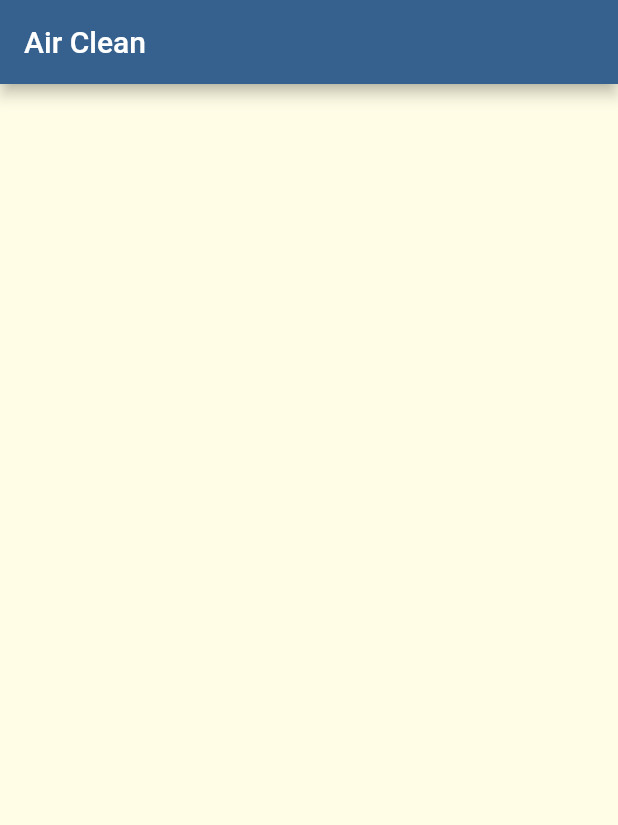
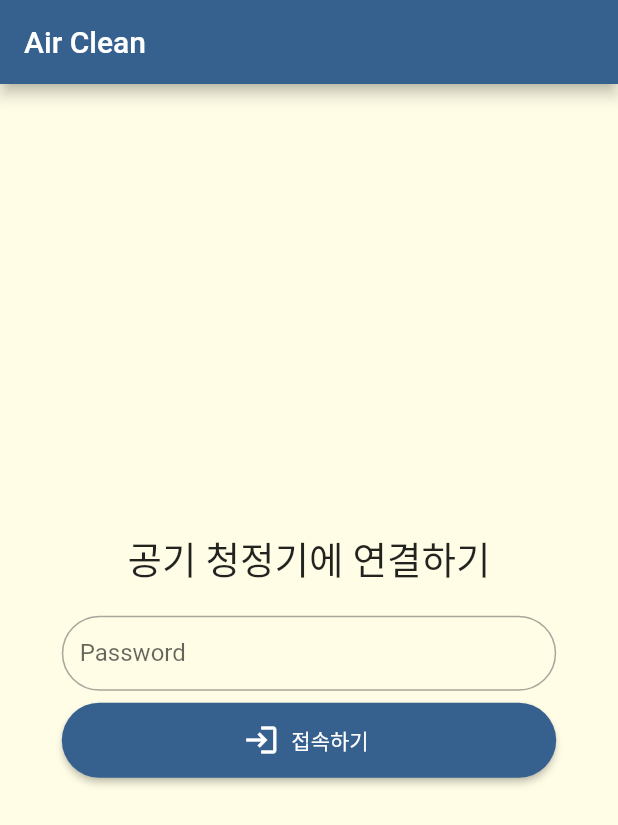
Before and after one commit to Potato-Y/airclean_client, a Flutter app: the screen it shows after launch, on a phone screen of 412 x 824 dp. Shown: the top 825 px of the screen. Run offline on Flutter 3.47's test engine with Material 2 defaults, Android fonts, the phone set to English and light mode, and no system bars; our stand-ins replace fluttertoast, hive_flutter; accounts and stored records are empty.

Commit message:
암호를 통해 서버 접속 확인

```diff
--- a/lib/main.dart
+++ b/lib/main.dart
@@ -1,7 +1,9 @@
+import 'package:airclean_client/model/state/server_info.dart';
 import 'package:airclean_client/screen/home_screen.dart';
 import 'package:flutter/material.dart';
 import 'package:flutter/services.dart';
 import 'package:hive_flutter/adapters.dart';
+import 'package:provider/provider.dart';
 
 void main(List<String> args) async {
   /// Android 플랫폼에서 상단 바를 투명하게 수정
@@ -11,14 +13,23 @@ void main(List<String> args) async {
       statusBarColor: Colors.transparent,
 
       /// 안드로이드 플랫폼에서 네비게이션 바의 배경 색을 설정
-      systemNavigationBarColor: Colors.indigo[300],
+      systemNavigationBarColor: Colors.white,
     ),
   );
 
   /// 앱 파일의 유요한 디렉터리로 Hive 초기화
   await Hive.initFlutter();
 
-  runApp(const App());
+  await Hive.openBox('app');
+
+  runApp(MultiProvider(
+    providers: [
+      ChangeNotifierProvider(
+        create: (_) => ServerInfo(),
+      )
+    ],
+    child: const App(),
+  ));
 }
 
 class App extends StatelessWidget {
@@ -26,6 +37,14 @@ class App extends StatelessWidget {
 
   @override
   Widget build(BuildContext context) {
+    // 기본 기능 불러오기
+    final box = Hive.box('app');
+    String? pwd = box.get('pwd');
+    debugPrint(pwd);
+    if (pwd != null) {
+      context.read<ServerInfo>().setPwd = pwd;
+    }
+
     return MaterialApp(
       theme: ThemeData(
         colorScheme: ColorScheme.fromSeed(
--- /dev/null
+++ b/lib/model/state/server_info.dart
@@ -0,0 +1,19 @@
+import 'package:flutter/foundation.dart';
+
+class ServerInfo with ChangeNotifier, DiagnosticableTreeMixin {
+  String? _pw;
+  bool _state = false;
+
+  set setPwd(String pwd) {
+    _pw = pwd;
+  }
+
+  set setState(bool state) {
+    _state = state;
+    notifyListeners();
+  }
+
+  get pw => _pw;
+
+  get state => _state;
+}
--- a/lib/screen/home_screen.dart
+++ b/lib/screen/home_screen.dart
@@ -1,15 +1,29 @@
+import 'package:airclean_client/model/state/server_info.dart';
+import 'package:airclean_client/screen/login_screen.dart';
 import 'package:flutter/material.dart';
+import 'package:provider/provider.dart';
 
-class HomeScreen extends StatelessWidget {
+class HomeScreen extends StatefulWidget {
   const HomeScreen({super.key});
 
   @override
-  Widget build(BuildContext context) {
+  State<HomeScreen> createState() => _HomeScreenState();
+}
+
+class _HomeScreenState extends State<HomeScreen> {
+  @override
+  Scaffold build(BuildContext context) {
     return Scaffold(
       appBar: AppBar(
         title: const Text('Air Clean'),
       ),
       backgroundColor: const Color.fromARGB(255, 255, 253, 230),
+      body: AnimatedSwitcher(
+        duration: const Duration(microseconds: 500),
+        child: context.watch<ServerInfo>().state == false
+            ? LoginScreen()
+            : const Text('hi2'),
+      ),
     );
   }
 }
--- /dev/null
+++ b/lib/screen/login_screen.dart
@@ -0,0 +1,107 @@
+
+import 'package:flutter/material.dart';
+import 'package:fluttertoast/fluttertoast.dart';
+import 'package:provider/provider.dart';
+import '../model/state/server_info.dart';
+import '../util/api_service.dart';
+
+class LoginScreen extends StatelessWidget {
+  LoginScreen({super.key});
+
+  final idController = TextEditingController();
+  final pwController = TextEditingController();
+
+  @override
+  Widget build(BuildContext context) {
+    return Scaffold(
+      backgroundColor: const Color.fromARGB(255, 255, 253, 230),
+      body: Center(
+        child: Padding(
+          padding: const EdgeInsets.all(20.0),
+          child: Column(
+            mainAxisAlignment: MainAxisAlignment.center,
+            children: [
+              const Text(
+                '공기 청정기에 연결하기',
+                style: TextStyle(
+                  fontSize: 25,
+                  fontWeight: FontWeight.w300,
+                ),
+              ),
+              const SizedBox(
+                height: 20,
+              ),
+              // SizedBox(
+              //   width: MediaQuery.of(context).size.width * 0.8,
+              //   height: 50,
+              //   child: TextField(
+              //     controller: idController,
+              //     decoration: InputDecoration(
+              //       border: OutlineInputBorder(
+              //         borderRadius: BorderRadius.circular(25),
+              //       ),
+              //       labelText: 'Server IP',
+              //     ),
+              //     textInputAction: TextInputAction.next,
+              //     onSubmitted: (_) => FocusScope.of(context).nextFocus(),
+              //   ),
+              // ),
+              // const SizedBox(
+              //   height: 8,
+              // ),
+              SizedBox(
+                width: MediaQuery.of(context).size.width * 0.8,
+                height: 50,
+                child: TextField(
+                  controller: pwController,
+                  obscureText: true,
+                  decoration: InputDecoration(
+                    border: OutlineInputBorder(
+                      borderRadius: BorderRadius.circular(25),
+                    ),
+                    labelText: 'Password',
+                  ),
+                  textInputAction: TextInputAction.done,
+                ),
+              ),
+              const SizedBox(
+                height: 8,
+              ),
+              SizedBox(
+                width: MediaQuery.of(context).size.width * 0.8,
+                height: 50,
+                child: ElevatedButton.icon(
+                  onPressed: () async {
+                    try {
+                      Map<String, dynamic> response =
+                          await ApiService.getAuthCheck(pwController.text);
+                      if (response['result'] == true && context.mounted) {
+                        // 로그인 성공 시 pw 저장
+                        context.read<ServerInfo>().setPwd = pwController.text;
+                        context.read<ServerInfo>().setState = true;
+                      }
+                    } catch (e) {
+                      Fluttertoast.showToast(msg: '서버에 접속할 수 없습니다.');
+                    }
+                  },
+                  style: ButtonStyle(
+                    shape: MaterialStateProperty.all(
+                      RoundedRectangleBorder(
+                        borderRadius: BorderRadius.circular(25),
+                      ),
+                    ),
+                  ),
+                  icon: const Icon(Icons.login),
+                  label: const Text('접속하기'),
+                ),
+              ),
+              const SizedBox(
+                height: 8,
+              ),
+            ],
+          ),
+        ),
+      ),
+    );
+  }
+}
--- a/pubspec.yaml
+++ b/pubspec.yaml
@@ -38,7 +38,9 @@ dependencies:
   provider: ^6.0.5
   hive: ^2.2.3
   hive_flutter: ^1.1.0
-  wifi_connector: ^2.0.0
+  http: ^0.13.5
+  plugin_wifi_connect: ^1.0.2
+  fluttertoast: ^8.2.1
 
 dev_dependencies:
   flutter_test:
```
Also changed, not shown: lib/util/api_service.dart (added, +32 -0 lines), 1 other file.
